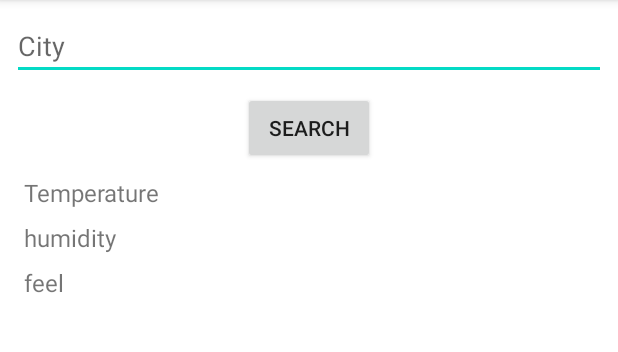
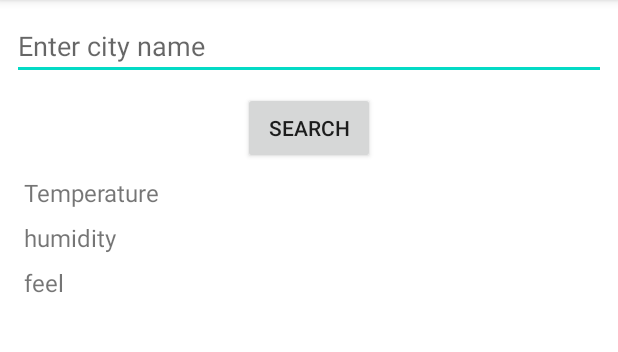
Before and after one commit to rajashekhar1998/WeatherForecast, an Android app: the screen it shows after launch (MainActivity), on a phone screen of 412 x 824 dp, the part 84-436 px from its top. Run offline under Robolectric (Android 15) with nearby library versions, the phone set to English and light mode, and no system bars.

Commit message:
Update activity_main.xml

```diff
--- a/app/src/main/res/layout/activity_main.xml
+++ b/app/src/main/res/layout/activity_main.xml
@@ -16,7 +16,7 @@
         android:layout_marginTop="8dp"
         android:layout_marginEnd="8dp"
         android:ems="10"
-        android:hint="City"
+        android:hint="Enter city name"
         android:inputType="textPersonName"
         app:layout_constraintBottom_toBottomOf="parent"
         app:layout_constraintEnd_toEndOf="parent"
```
